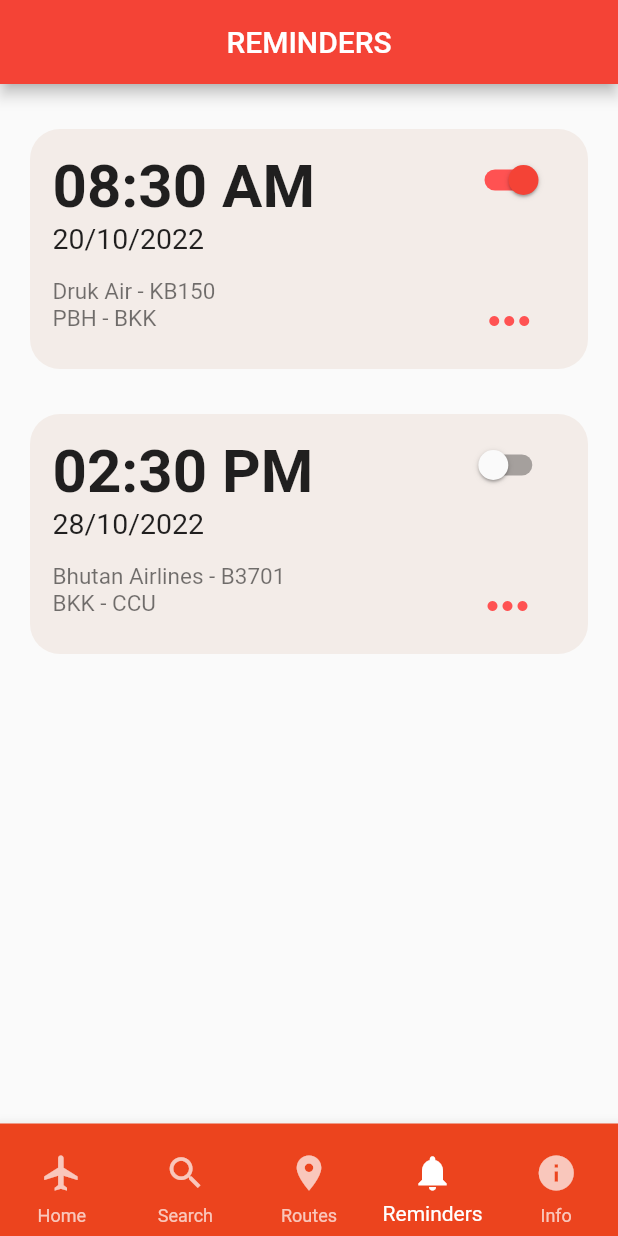
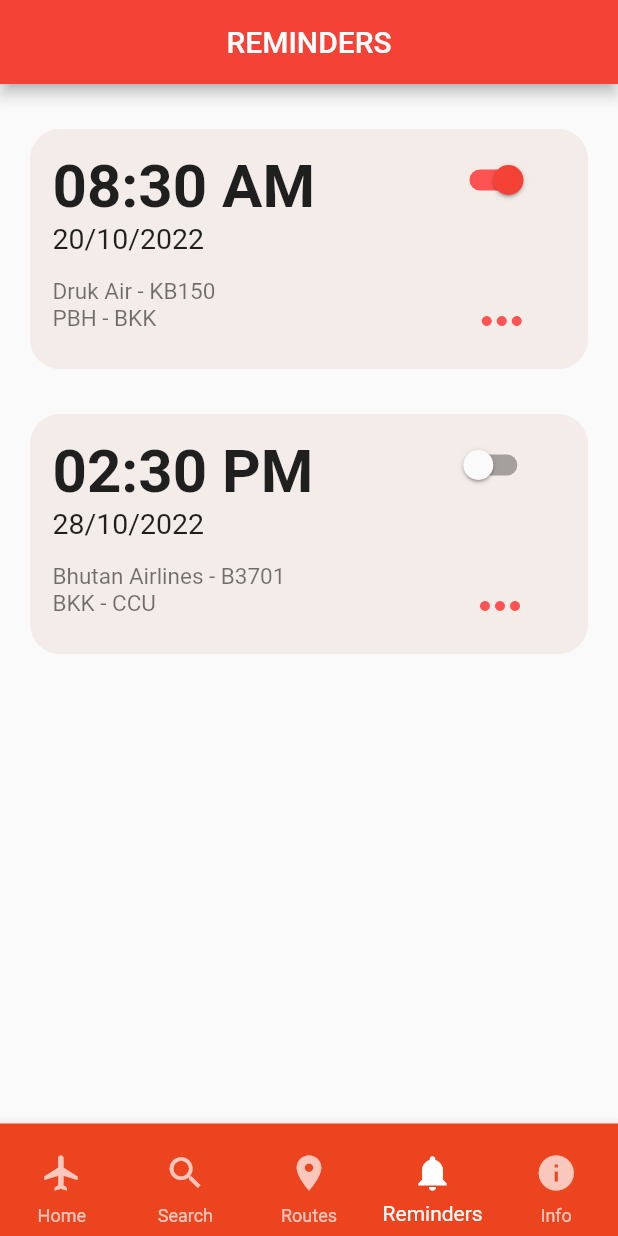
Before and after one commit to divyashC/fids_mobile_app, a Flutter app: the screen it shows after launch, item 4 of the bottom bar chosen, on a phone screen of 412 x 824 dp. Run offline on Flutter 3.47's test engine with Material 2 defaults, Android fonts, the phone set to English and light mode, and no system bars.

Commit message:
resolved overflow errorf

```diff
--- a/lib/home_page.dart
+++ b/lib/home_page.dart
@@ -38,7 +38,7 @@ class _HomePageState extends State<HomePage> {
                       margin: const EdgeInsets.only(left: 10.0, top: 10.0),
                       child: Image.asset(
                         drukAirLogo,
-                        fit: BoxFit.contain,
+                        fit: BoxFit.fill,
                       ),
                     ),
                     Container(
--- a/lib/reminder_page.dart
+++ b/lib/reminder_page.dart
@@ -60,7 +60,7 @@ class _ReminderPageState extends State<ReminderPage> {
               Column(
                 children: [
                   Container(
-                    margin: const EdgeInsets.only(left: 100),
+                    margin: const EdgeInsets.only(left: 90),
                     child: Switch(
                       value: true,
                       onChanged: (value) {},
@@ -119,7 +119,7 @@ class _ReminderPageState extends State<ReminderPage> {
               Column(
                 children: [
                   Container(
-                    margin: const EdgeInsets.only(left: 100),
+                    margin: const EdgeInsets.only(left: 90),
                     child: Switch(
                       value: false,
                       onChanged: (value) {},
```
